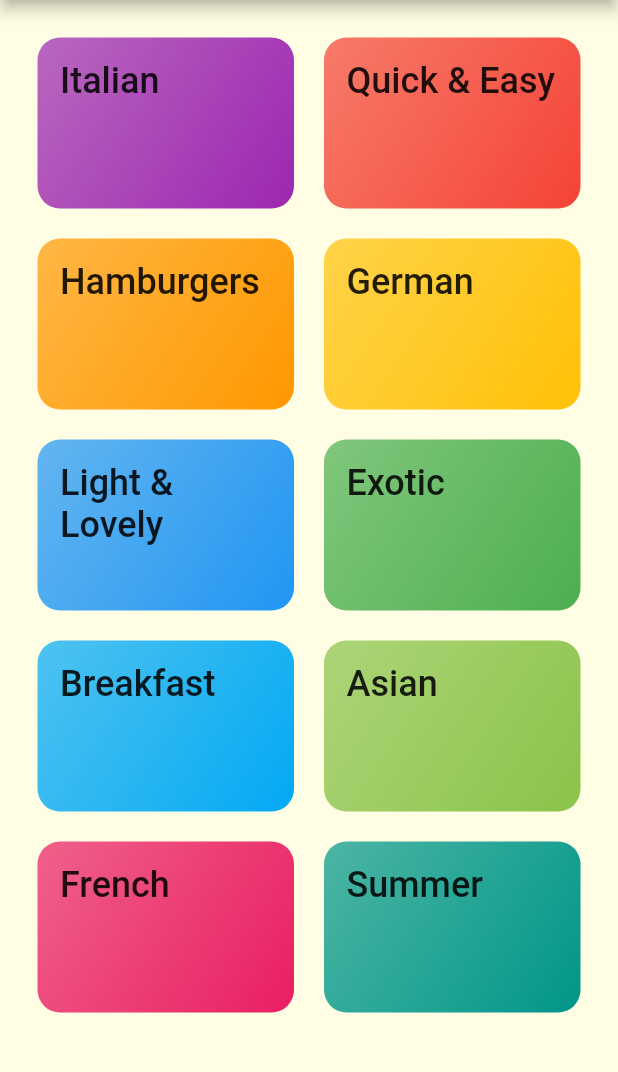
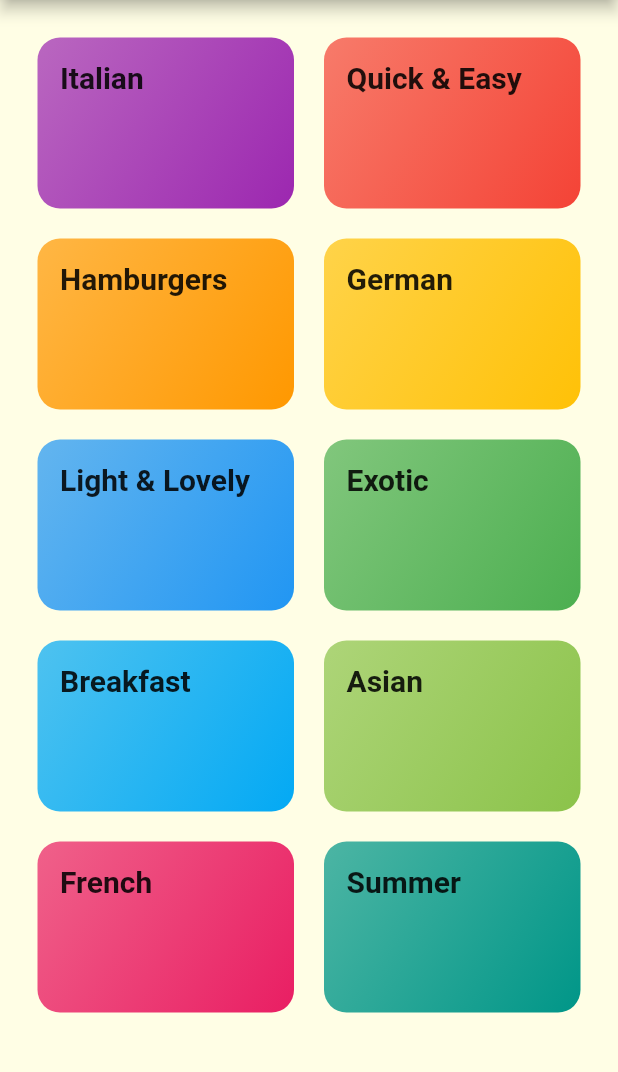
Before and after one commit to lkochniss/udemy_meals_app, a Flutter app: the screen it shows after launch, on a phone screen of 412 x 824 dp, the part 84-1156 px from its top. Run offline on Flutter 3.47's test engine with Material 2 defaults, Android fonts, the phone set to English and light mode, and no system bars; Roboto replaces fonts that are missing (RobotoCondesed).

Commit message:
end of lesson 160

```diff
--- a/lib/categories_screen.dart
+++ b/lib/categories_screen.dart
@@ -20,6 +20,7 @@ class CategoriesScreen extends StatelessWidget {
               mainAxisSpacing: 20),
           children: DUMMY_CATEGORIES.map((category) {
             return CategoryItem(
+              id: category.id,
               title: category.title,
               color: category.color,
             );
--- a/lib/category_item.dart
+++ b/lib/category_item.dart
@@ -1,14 +1,26 @@
 import 'package:flutter/material.dart';
+import './category_meals_screen.dart';
 
 class CategoryItem extends StatelessWidget {
+  final String id;
   final String title;
   final Color color;
 
-  CategoryItem({this.title, this.color});
+  CategoryItem({this.id, this.title, this.color});
+
+  void selectCategory(BuildContext context) {
+    Navigator.of(context).push(MaterialPageRoute(builder: (_) {
+      return CategoryMealsScreen(id, title);
+    }));
+  }
 
   @override
   Widget build(BuildContext context) {
-    return Container(
+    return InkWell(
+      onTap: () => selectCategory(context),
+      splashColor: Theme.of(context).primaryColor,
+      borderRadius: BorderRadius.circular(15),
+      child: Container(
           padding: const EdgeInsets.all(15),
           child: Text(
             title,
@@ -20,6 +32,7 @@ class CategoryItem extends StatelessWidget {
                 begin: Alignment.topLeft,
                 end: Alignment.bottomRight),
             borderRadius: BorderRadius.circular(15),
-        ));
+          )),
+    );
   }
 }
--- a/lib/main.dart
+++ b/lib/main.dart
@@ -14,10 +14,13 @@ class MyApp extends StatelessWidget {
         canvasColor: Color.fromRGBO(255, 254, 229, 1),
         fontFamily: 'Raleway',
         textTheme: ThemeData.light().textTheme.copyWith(
-          body1: TextStyle(color: Color.fromRGBO(20, 51, 51, 1)),
-          body2: TextStyle(color: Color.fromRGBO(20, 51, 51, 1)),
-          title: TextStyle(fontFamily: 'RobotoCondesed', fontSize: 24),
-        ),
+              body1: TextStyle(color: Color.fromRGBO(20, 51, 51, 1)),
+              body2: TextStyle(color: Color.fromRGBO(20, 51, 51, 1)),
+              title: TextStyle(
+                  fontFamily: 'RobotoCondesed',
+                  fontSize: 20,
+                  fontWeight: FontWeight.bold),
+            ),
       ),
       home: CategoriesScreen(),
     );
```
Also changed, not shown: lib/category_meals_screen.dart (added, +19 -0 lines), pubspec.lock, 1 other file. Lines whose indentation alone changed are shown as unchanged.
